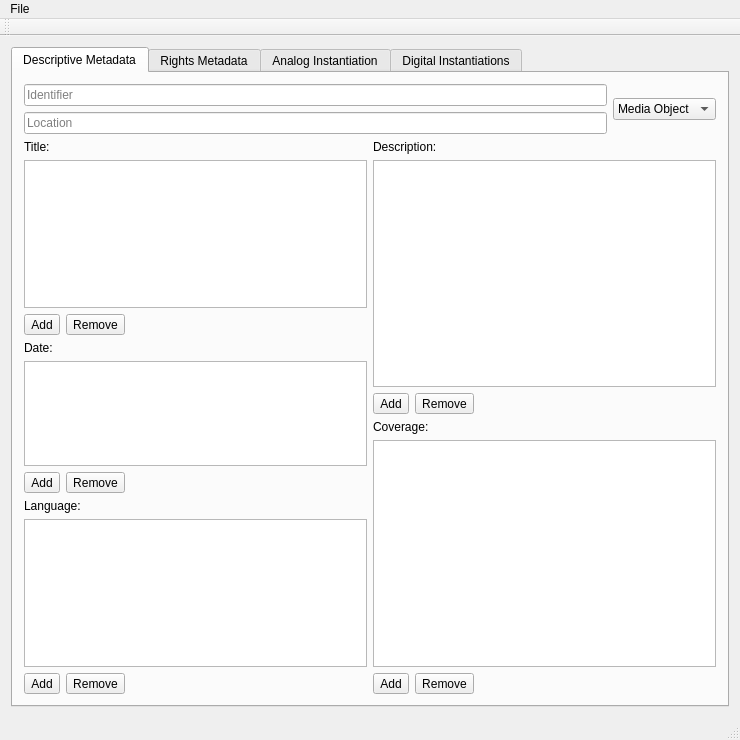
Old version of the form mainwindow.ui in the repository MAndrecPhD/PBCoreCreator.
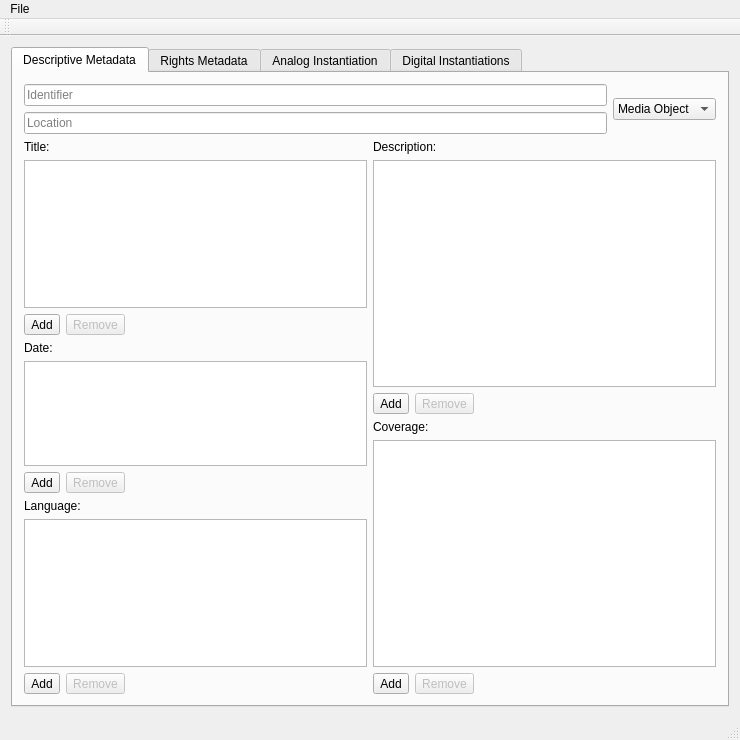
New version of the form.

Commit message: remove button implementation

What changed in the file:
```diff
--- a/mainwindow.ui
+++ b/mainwindow.ui
@@ -97,6 +97,9 @@
             </item>
             <item>
              <widget class="QToolButton" name="title_removebutton">
+              <property name="enabled">
+               <bool>false</bool>
+              </property>
               <property name="text">
                <string>Remove</string>
               </property>
@@ -142,6 +145,9 @@
             </item>
             <item>
              <widget class="QToolButton" name="description_removebutton">
+              <property name="enabled">
+               <bool>false</bool>
+              </property>
               <property name="text">
                <string>Remove</string>
               </property>
@@ -187,6 +193,9 @@
             </item>
             <item>
              <widget class="QToolButton" name="date_removebutton">
+              <property name="enabled">
+               <bool>false</bool>
+              </property>
               <property name="text">
                <string>Remove</string>
               </property>
@@ -232,6 +241,9 @@
             </item>
             <item>
              <widget class="QToolButton" name="coverage_removebutton">
+              <property name="enabled">
+               <bool>false</bool>
+              </property>
               <property name="text">
                <string>Remove</string>
               </property>
@@ -277,6 +289,9 @@
             </item>
             <item>
              <widget class="QToolButton" name="language_removebutton">
+              <property name="enabled">
+               <bool>false</bool>
+              </property>
               <property name="text">
                <string>Remove</string>
               </property>
```
Left out of the diff: 20 changed lines with no effect on the pictures. The commit also changes 5 other files.
